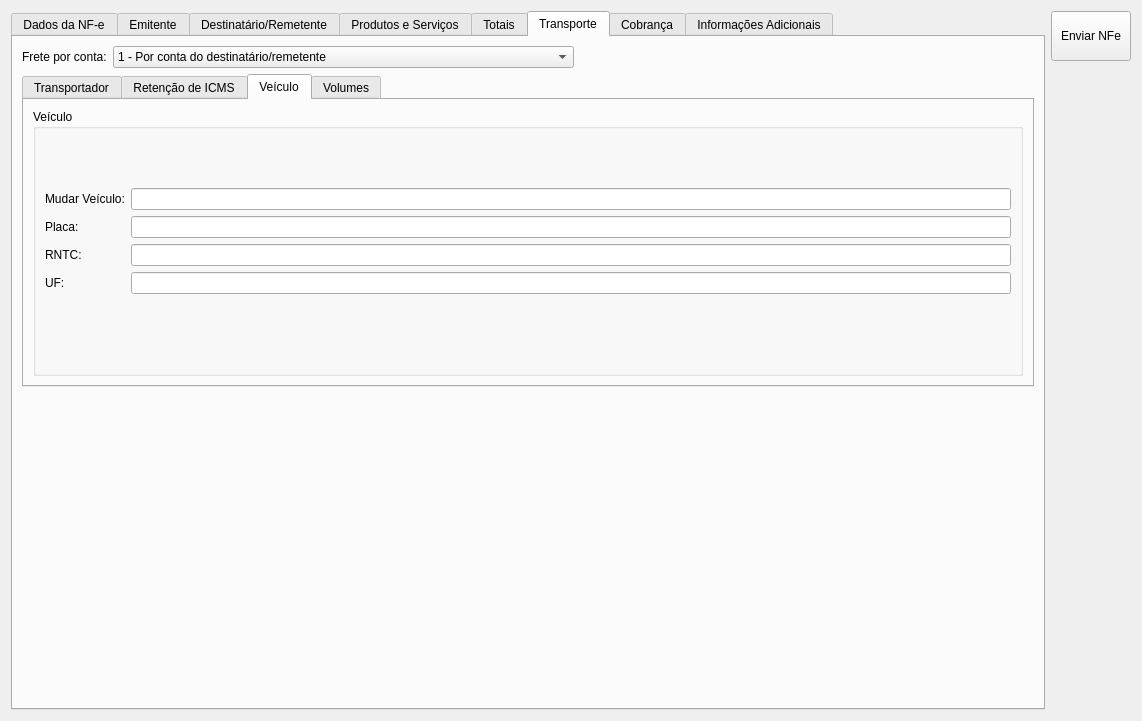
Old version of the form ui/cadastrarnfe.ui in the repository darktorres/ERP-STACCATO.
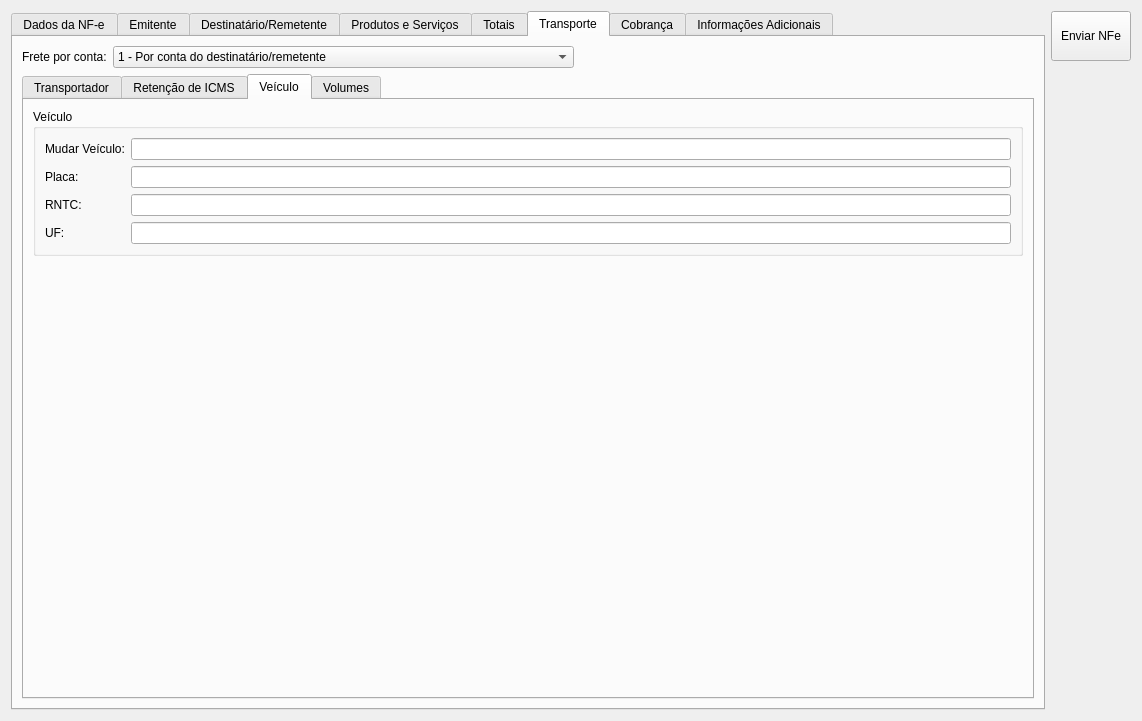
New version of the form. The open tabs and pages were chosen to show the change. Custom widgets are drawn as their Qt base class.

```diff
--- a/ui/cadastrarnfe.ui
+++ b/ui/cadastrarnfe.ui
@@ -3078,19 +3078,6 @@
        <string>Transporte</string>
       </attribute>
       <layout class="QGridLayout" name="gridLayout_60">
-       <item row="2" column="0">
-        <spacer name="verticalSpacer_6">
-         <property name="orientation">
-          <enum>Qt::Vertical</enum>
-         </property>
-         <property name="sizeHint" stdset="0">
-          <size>
-           <width>20</width>
-           <height>40</height>
-          </size>
-         </property>
-        </spacer>
-       </item>
        <item row="0" column="0">
         <layout class="QGridLayout" name="gridLayout_53">
          <item row="0" column="0">
@@ -3406,22 +3393,22 @@
                 </item>
                </layout>
               </item>
-              <item row="1" column="0">
-               <spacer name="horizontalSpacer_3">
-                <property name="orientation">
-                 <enum>Qt::Horizontal</enum>
-                </property>
-                <property name="sizeHint" stdset="0">
-                 <size>
-                  <width>40</width>
-                  <height>20</height>
-                 </size>
-                </property>
-               </spacer>
-              </item>
              </layout>
             </widget>
            </item>
+           <item row="1" column="0">
+            <spacer name="verticalSpacer_12">
+             <property name="orientation">
+              <enum>Qt::Vertical</enum>
+             </property>
+             <property name="sizeHint" stdset="0">
+              <size>
+               <width>20</width>
+               <height>40</height>
+              </size>
+             </property>
+            </spacer>
+           </item>
           </layout>
          </widget>
          <widget class="QWidget" name="tab_12">
```
Left out of the diff: 135 changed lines with no effect on the pictures.
